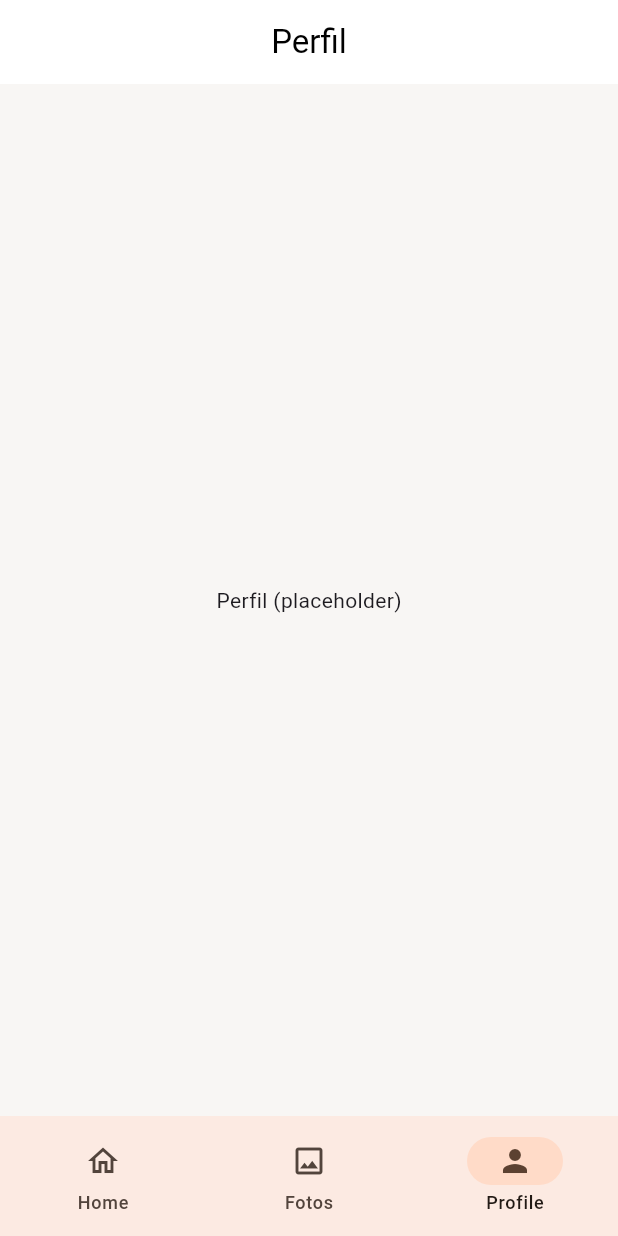
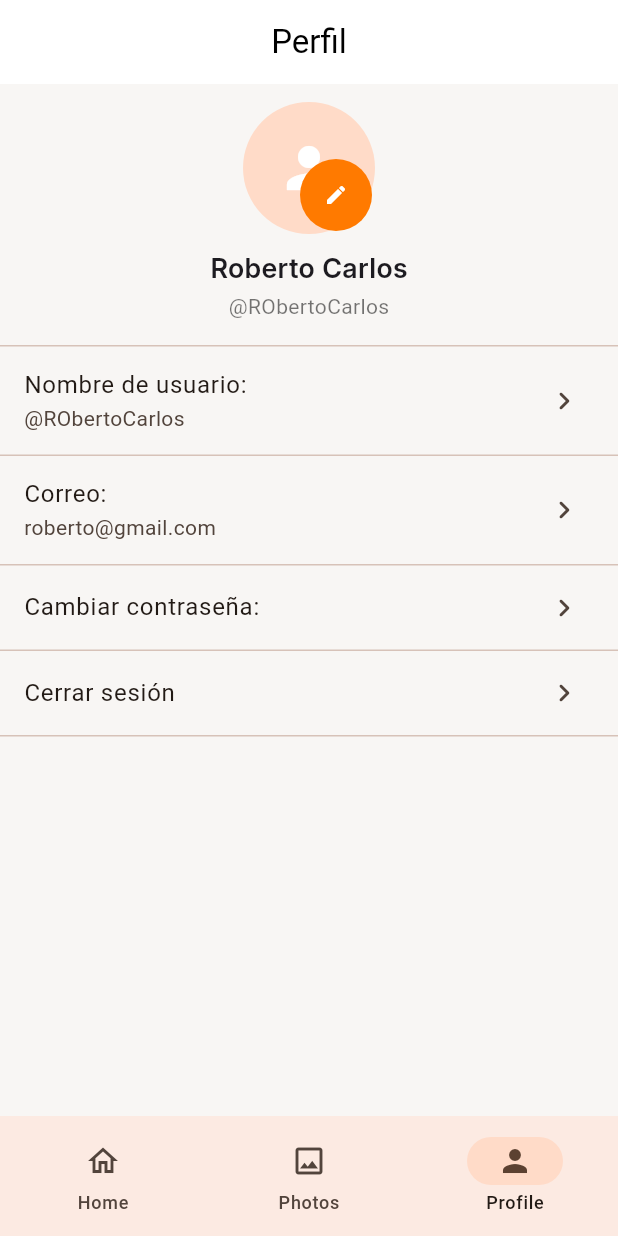
Before and after one commit to Mr-Arzi/Auto-Scan, a Flutter app: the ProfileScreen screen opened by its route, on a phone screen of 412 x 824 dp. Run offline on Flutter 3.47's test engine with Material 3 defaults, Android fonts, the phone set to English and light mode, and no system bars; our stand-ins replace camera, go_router, image_picker, permission_handler.

Commit message:
update pantalla de perfil según mockup con opciones y confirmación de logout

```diff
--- a/lib/features/profile/profile_screen.dart
+++ b/lib/features/profile/profile_screen.dart
@@ -1,8 +1,6 @@
 import 'package:flutter/material.dart';
 import 'package:go_router/go_router.dart';
 import '../../core/theme/app_theme.dart';
-
-
 
 class ProfileScreen extends StatelessWidget {
   const ProfileScreen({super.key});
@@ -15,17 +13,121 @@ class ProfileScreen extends StatelessWidget {
     }
   }
 
+  Future<void> _confirmLogout(BuildContext context) async {
+    final ok = await showDialog<bool>(
+      context: context,
+      builder: (_) => AlertDialog(
+        title: const Text('Cerrar sesión'),
+        content: const Text('¿Seguro que deseas salir de Auto-Scan?'),
+        actions: [
+          TextButton(onPressed: () => Navigator.pop(context, false), child: const Text('Cancelar')),
+          ElevatedButton(onPressed: () => Navigator.pop(context, true), child: const Text('Cerrar sesión')),
+        ],
+      ),
+    );
+    if (ok == true && context.mounted) {
+      // TODO: limpiar token/sesión real
+      ScaffoldMessenger.of(context).showSnackBar(const SnackBar(content: Text('Sesión cerrada')));
+      context.go('/login');
+    }
+  }
+
   @override
   Widget build(BuildContext context) {
+    // 🧪 Mock de datos de usuario
+    const name = 'Roberto Carlos';
+    const username = '@RObertoCarlos';
+    const email = 'roberto@gmail.com';
+
     return Scaffold(
       appBar: AppBar(title: const Text('Perfil')),
-      body: const Center(child: Text('Perfil (placeholder)')),
+      body: SafeArea(
+        child: Column(
+          children: [
+            const SizedBox(height: 12),
+            // Avatar + nombre/username + botón editar
+            Stack(
+              alignment: Alignment.bottomRight,
+              children: [
+                const CircleAvatar(radius: 44, child: Icon(Icons.person, size: 44, color: Colors.white)),
+                Positioned(
+                  bottom: 2,
+                  right: 2,
+                  child: Container(
+                    decoration: const BoxDecoration(
+                      color: AppTheme.brand, shape: BoxShape.circle,
+                    ),
+                    child: IconButton(
+                      icon: const Icon(Icons.edit, size: 16, color: Colors.white),
+                      padding: EdgeInsets.zero,
+                      constraints: const BoxConstraints.tightFor(width: 28, height: 28),
+                      onPressed: () {
+                        // TODO: navegar a editar foto/datos
+                        ScaffoldMessenger.of(context).showSnackBar(
+                          const SnackBar(content: Text('Editar foto de perfil (pendiente)')),
+                        );
+                      },
+                    ),
+                  ),
+                ),
+              ],
+            ),
+            const SizedBox(height: 10),
+            const Text(
+              name,
+              style: TextStyle(fontFamily: 'Inter', fontSize: 18, fontWeight: FontWeight.w700),
+            ),
+            const SizedBox(height: 2),
+            const Text(username, style: TextStyle(color: Colors.black54)),
+            const SizedBox(height: 16),
+
+            // Lista de opciones
+            const Divider(height: 1),
+            ListTile(
+              title: const Text('Nombre de usuario:'),
+              trailing: const Icon(Icons.chevron_right_rounded),
+              subtitle: const Text(username),
+              onTap: () {
+                // TODO: editar username
+              },
+            ),
+            const Divider(height: 1),
+            ListTile(
+              title: const Text('Correo:'),
+              trailing: const Icon(Icons.chevron_right_rounded),
+              subtitle: const Text(email),
+              onTap: () {
+                // TODO: editar correo
+              },
+            ),
+            const Divider(height: 1),
+            ListTile(
+              title: const Text('Cambiar contraseña:'),
+              trailing: const Icon(Icons.chevron_right_rounded),
+              onTap: () {
+                // TODO: navegar a cambiar contraseña
+              },
+            ),
+            const Divider(height: 1),
+            ListTile(
+              title: const Text('Cerrar sesión'),
+              trailing: const Icon(Icons.chevron_right_rounded),
+              onTap: () => _confirmLogout(context),
+            ),
+            const Divider(height: 1),
+
+            const Spacer(),
+          ],
+        ),
+      ),
+
+      // Bottom nav
       bottomNavigationBar: NavigationBar(
-        selectedIndex: 2, // 👈 Profile
+        selectedIndex: 2, // Profile
         onDestinationSelected: (i) => _onNavTap(context, i),
         destinations: const [
           NavigationDestination(icon: Icon(Icons.home_outlined), selectedIcon: Icon(Icons.home), label: 'Home'),
-          NavigationDestination(icon: Icon(Icons.photo_outlined), selectedIcon: Icon(Icons.photo), label: 'Fotos'),
+          NavigationDestination(icon: Icon(Icons.photo_outlined), selectedIcon: Icon(Icons.photo), label: 'Photos'),
           NavigationDestination(icon: Icon(Icons.person_outline), selectedIcon: Icon(Icons.person), label: 'Profile'),
         ],
       ),
```
